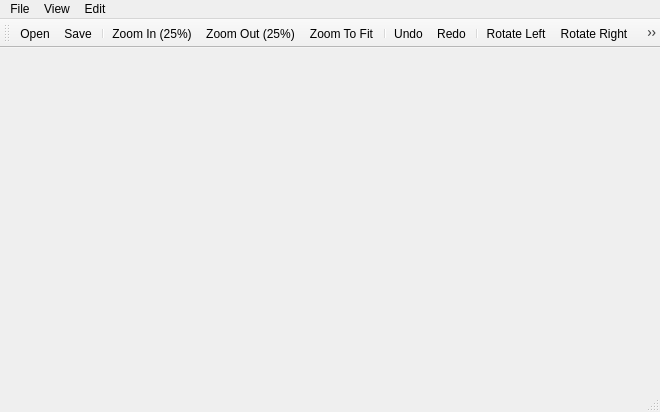
Above: imageviewer.ui from pratimkanrar/ImageViewer before the change. Below: the same form after it.
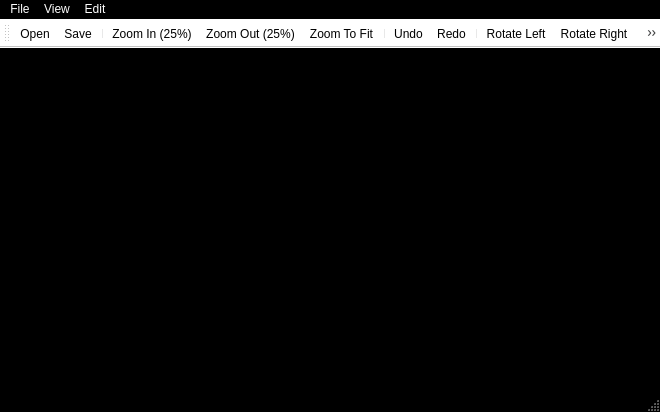
That is the form after the change. Icons and pictures are not drawn.

```diff
--- a/imageviewer.ui
+++ b/imageviewer.ui
@@ -10,6 +10,448 @@
     <height>412</height>
    </rect>
   </property>
+  <property name="palette">
+   <palette>
+    <active>
+     <colorrole role="WindowText">
+      <brush brushstyle="SolidPattern">
+       <color alpha="255">
+        <red>255</red>
+        <green>255</green>
+        <blue>255</blue>
+       </color>
+      </brush>
+     </colorrole>
+     <colorrole role="Button">
+      <brush brushstyle="SolidPattern">
+       <color alpha="255">
+        <red>0</red>
+        <green>0</green>
+        <blue>0</blue>
+       </color>
+      </brush>
+     </colorrole>
+     <colorrole role="Light">
+      <brush brushstyle="SolidPattern">
+       <color alpha="255">
+        <red>0</red>
+        <green>0</green>
+        <blue>0</blue>
+       </color>
+      </brush>
+     </colorrole>
+     <colorrole role="Midlight">
+      <brush brushstyle="SolidPattern">
+       <color alpha="255">
+        <red>0</red>
+        <green>0</green>
+        <blue>0</blue>
+       </color>
+      </brush>
+     </colorrole>
+     <colorrole role="Dark">
+      <brush brushstyle="SolidPattern">
+       <color alpha="255">
+        <red>0</red>
+        <green>0</green>
+        <blue>0</blue>
+       </color>
+      </brush>
+     </colorrole>
+     <colorrole role="Mid">
+      <brush brushstyle="SolidPattern">
+       <color alpha="255">
+        <red>0</red>
+        <green>0</green>
+        <blue>0</blue>
+       </color>
+      </brush>
+     </colorrole>
+     <colorrole role="Text">
+      <brush brushstyle="SolidPattern">
+       <color alpha="255">
+        <red>255</red>
+        <green>255</green>
+        <blue>255</blue>
+       </color>
+      </brush>
+     </colorrole>
+     <colorrole role="BrightText">
+      <brush brushstyle="SolidPattern">
+       <color alpha="255">
+        <red>255</red>
+        <green>255</green>
+        <blue>255</blue>
+       </color>
+      </brush>
+     </colorrole>
+     <colorrole role="ButtonText">
+      <brush brushstyle="SolidPattern">
+       <color alpha="255">
+        <red>255</red>
+        <green>255</green>
+        <blue>255</blue>
+       </color>
+      </brush>
+     </colorrole>
+     <colorrole role="Base">
+      <brush brushstyle="SolidPattern">
+       <color alpha="255">
+        <red>0</red>
+        <green>0</green>
+        <blue>0</blue>
+       </color>
+      </brush>
+     </colorrole>
+     <colorrole role="Window">
+      <brush brushstyle="SolidPattern">
+       <color alpha="255">
+        <red>0</red>
+        <green>0</green>
+        <blue>0</blue>
+       </color>
+      </brush>
+     </colorrole>
+     <colorrole role="Shadow">
+      <brush brushstyle="SolidPattern">
+       <color alpha="255">
+        <red>0</red>
+        <green>0</green>
+        <blue>0</blue>
+       </color>
+      </brush>
+     </colorrole>
+     <colorrole role="AlternateBase">
+      <brush brushstyle="SolidPattern">
+       <color alpha="255">
+        <red>0</red>
+        <green>0</green>
+        <blue>0</blue>
+       </color>
+      </brush>
+     </colorrole>
+     <colorrole role="ToolTipBase">
+      <brush brushstyle="SolidPattern">
+       <color alpha="255">
+        <red>255</red>
+        <green>255</green>
+        <blue>220</blue>
+       </color>
+      </brush>
+     </colorrole>
+     <colorrole role="ToolTipText">
+      <brush brushstyle="SolidPattern">
+       <color alpha="255">
+        <red>0</red>
+        <green>0</green>
+        <blue>0</blue>
+       </color>
+      </brush>
+     </colorrole>
+     <colorrole role="PlaceholderText">
+      <brush brushstyle="SolidPattern">
+       <color alpha="128">
+        <red>255</red>
+        <green>255</green>
+        <blue>255</blue>
+       </color>
+      </brush>
+     </colorrole>
+    </active>
+    <inactive>
+     <colorrole role="WindowText">
+      <brush brushstyle="SolidPattern">
+       <color alpha="255">
+        <red>255</red>
+        <green>255</green>
+        <blue>255</blue>
+       </color>
+      </brush>
+     </colorrole>
+     <colorrole role="Button">
+      <brush brushstyle="SolidPattern">
+       <color alpha="255">
+        <red>0</red>
+        <green>0</green>
+        <blue>0</blue>
+       </color>
+      </brush>
+     </colorrole>
+     <colorrole role="Light">
+      <brush brushstyle="SolidPattern">
+       <color alpha="255">
+        <red>0</red>
+        <green>0</green>
+        <blue>0</blue>
+       </color>
+      </brush>
+     </colorrole>
+     <colorrole role="Midlight">
+      <brush brushstyle="SolidPattern">
+       <color alpha="255">
+        <red>0</red>
+        <green>0</green>
+        <blue>0</blue>
+       </color>
+      </brush>
+     </colorrole>
+     <colorrole role="Dark">
+      <brush brushstyle="SolidPattern">
+       <color alpha="255">
+        <red>0</red>
+        <green>0</green>
+        <blue>0</blue>
+       </color>
+      </brush>
+     </colorrole>
+     <colorrole role="Mid">
+      <brush brushstyle="SolidPattern">
+       <color alpha="255">
+        <red>0</red>
+        <green>0</green>
+        <blue>0</blue>
+       </color>
+      </brush>
+     </colorrole>
+     <colorrole role="Text">
+      <brush brushstyle="SolidPattern">
+       <color alpha="255">
+        <red>255</red>
+        <green>255</green>
+        <blue>255</blue>
+       </color>
+      </brush>
+     </colorrole>
+     <colorrole role="BrightText">
+      <brush brushstyle="SolidPattern">
+       <color alpha="255">
+        <red>255</red>
+        <green>255</green>
+        <blue>255</blue>
+       </color>
+      </brush>
+     </colorrole>
+     <colorrole role="ButtonText">
+      <brush brushstyle="SolidPattern">
+       <color alpha="255">
+        <red>255</red>
+        <green>255</green>
+        <blue>255</blue>
+       </color>
+      </brush>
+     </colorrole>
+     <colorrole role="Base">
+      <brush brushstyle="SolidPattern">
+       <color alpha="255">
+        <red>0</red>
+        <green>0</green>
+        <blue>0</blue>
+       </color>
+      </brush>
+     </colorrole>
+     <colorrole role="Window">
+      <brush brushstyle="SolidPattern">
+       <color alpha="255">
+        <red>0</red>
+        <green>0</green>
+        <blue>0</blue>
+       </color>
+      </brush>
+     </colorrole>
+     <colorrole role="Shadow">
+      <brush brushstyle="SolidPattern">
+       <color alpha="255">
+        <red>0</red>
+        <green>0</green>
+        <blue>0</blue>
+       </color>
+      </brush>
+     </colorrole>
+     <colorrole role="AlternateBase">
+      <brush brushstyle="SolidPattern">
+       <color alpha="255">
+        <red>0</red>
+        <green>0</green>
+        <blue>0</blue>
+       </color>
+      </brush>
+     </colorrole>
+     <colorrole role="ToolTipBase">
+      <brush brushstyle="SolidPattern">
+       <color alpha="255">
+        <red>255</red>
+        <green>255</green>
+        <blue>220</blue>
+       </color>
+      </brush>
+     </colorrole>
+     <colorrole role="ToolTipText">
+      <brush brushstyle="SolidPattern">
+       <color alpha="255">
+        <red>0</red>
+        <green>0</green>
+        <blue>0</blue>
+       </color>
+      </brush>
+     </colorrole>
+     <colorrole role="PlaceholderText">
+      <brush brushstyle="SolidPattern">
+       <color alpha="128">
+        <red>255</red>
+        <green>255</green>
+        <blue>255</blue>
+       </color>
+      </brush>
+     </colorrole>
+    </inactive>
+    <disabled>
+     <colorrole role="WindowText">
+      <brush brushstyle="SolidPattern">
+       <color alpha="255">
+        <red>0</red>
+        <green>0</green>
+        <blue>0</blue>
+       </color>
+      </brush>
+     </colorrole>
+     <colorrole role="Button">
+      <brush brushstyle="SolidPattern">
+       <color alpha="255">
+        <red>0</red>
+        <green>0</green>
+        <blue>0</blue>
+       </color>
+      </brush>
+     </colorrole>
+     <colorrole role="Light">
+      <brush brushstyle="SolidPattern">
+       <color alpha="255">
+        <red>0</red>
+        <green>0</green>
+        <blue>0</blue>
+       </color>
+      </brush>
+     </colorrole>
+     <colorrole role="Midlight">
+      <brush brushstyle="SolidPattern">
+       <color alpha="255">
+        <red>0</red>
+        <green>0</green>
+        <blue>0</blue>
+       </color>
+      </brush>
+     </colorrole>
+     <colorrole role="Dark">
+      <brush brushstyle="SolidPattern">
+       <color alpha="255">
+        <red>0</red>
+        <green>0</green>
+        <blue>0</blue>
+       </color>
+      </brush>
+     </colorrole>
+     <colorrole role="Mid">
+      <brush brushstyle="SolidPattern">
+       <color alpha="255">
+        <red>0</red>
+        <green>0</green>
+        <blue>0</blue>
+       </color>
+      </brush>
+     </colorrole>
+     <colorrole role="Text">
+      <brush brushstyle="SolidPattern">
+       <color alpha="255">
+        <red>0</red>
+        <green>0</green>
+        <blue>0</blue>
+       </color>
+      </brush>
+     </colorrole>
+     <colorrole role="BrightText">
+      <brush brushstyle="SolidPattern">
+       <color alpha="255">
+        <red>255</red>
+        <green>255</green>
+        <blue>255</blue>
+       </color>
+      </brush>
+     </colorrole>
+     <colorrole role="ButtonText">
+      <brush brushstyle="SolidPattern">
+       <color alpha="255">
+        <red>0</red>
+        <green>0</green>
+        <blue>0</blue>
+       </color>
+      </brush>
+     </colorrole>
+     <colorrole role="Base">
+      <brush brushstyle="SolidPattern">
+       <color alpha="255">
+        <red>0</red>
+        <green>0</green>
+        <blue>0</blue>
+       </color>
+      </brush>
+     </colorrole>
+     <colorrole role="Window">
+      <brush brushstyle="SolidPattern">
+       <color alpha="255">
+        <red>0</red>
+        <green>0</green>
+        <blue>0</blue>
+       </color>
+      </brush>
+     </colorrole>
+     <colorrole role="Shadow">
+      <brush brushstyle="SolidPattern">
+       <color alpha="255">
+        <red>0</red>
+        <green>0</green>
+        <blue>0</blue>
+       </color>
+      </brush>
+     </colorrole>
+     <colorrole role="AlternateBase">
+      <brush brushstyle="SolidPattern">
+       <color alpha="255">
+        <red>0</red>
+        <green>0</green>
+        <blue>0</blue>
+       </color>
+      </brush>
+     </colorrole>
+     <colorrole role="ToolTipBase">
+      <brush brushstyle="SolidPattern">
+       <color alpha="255">
+        <red>255</red>
+        <green>255</green>
+        <blue>220</blue>
+       </color>
+      </brush>
+     </colorrole>
+     <colorrole role="ToolTipText">
+      <brush brushstyle="SolidPattern">
+       <color alpha="255">
+        <red>0</red>
+        <green>0</green>
+        <blue>0</blue>
+       </color>
+      </brush>
+     </colorrole>
+     <colorrole role="PlaceholderText">
+      <brush brushstyle="SolidPattern">
+       <color alpha="128">
+        <red>255</red>
+        <green>255</green>
+        <blue>255</blue>
+       </color>
+      </brush>
+     </colorrole>
+    </disabled>
+   </palette>
+  </property>
   <property name="windowTitle">
    <string>ImageViewer</string>
   </property>
@@ -64,6 +506,9 @@
    <addaction name="menuEdit"/>
   </widget>
   <widget class="QToolBar" name="mainToolBar">
+   <property name="styleSheet">
+    <string notr="true">background-color: rgb(255, 255, 255);</string>
+   </property>
    <attribute name="toolBarArea">
     <enum>TopToolBarArea</enum>
    </attribute>
```
